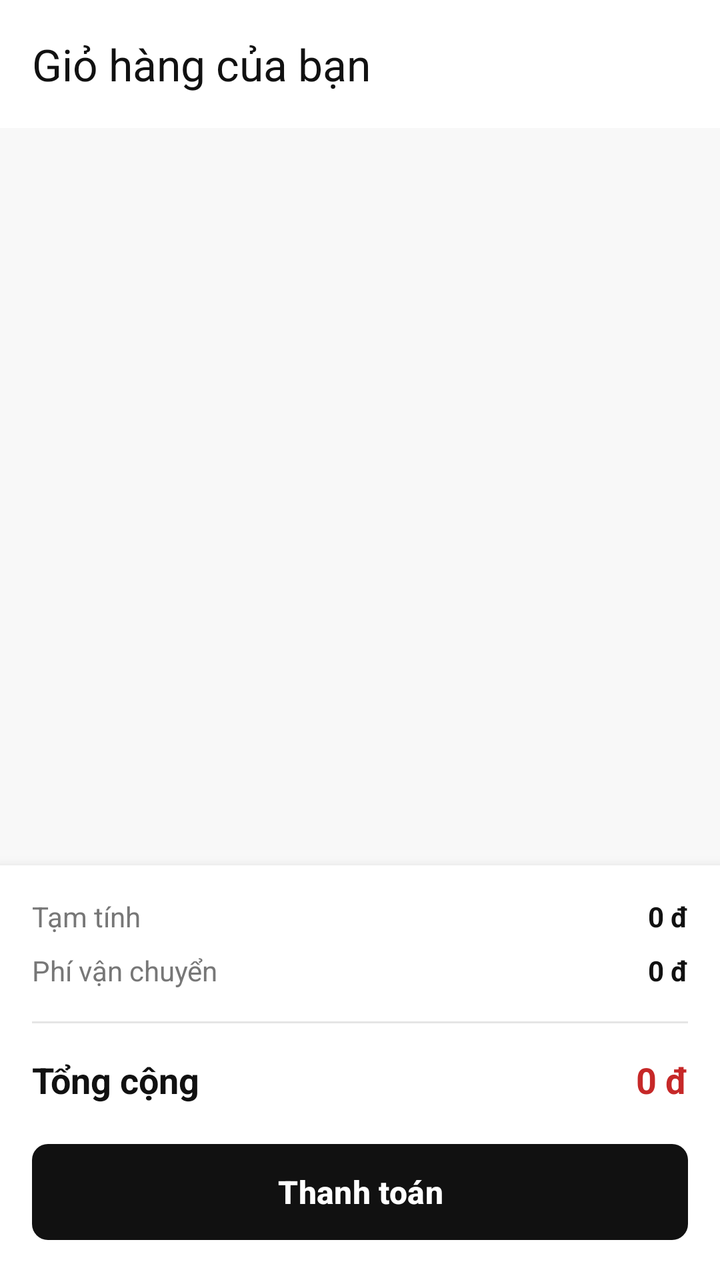
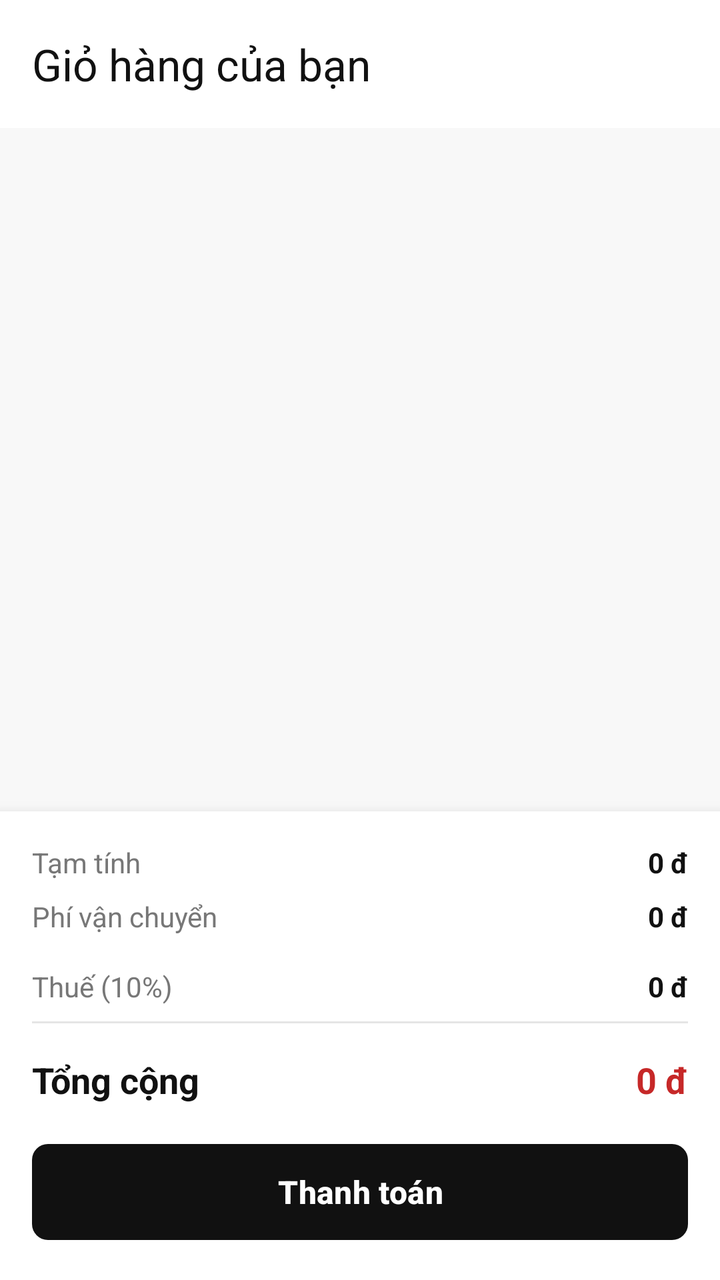

Screens rendered from an Android XML layout before and after an edit, with the pre-edit source and the edit as a unified diff.
<!-- AndroidManifest.xml: application theme Theme.TirTirMCommerce -->
<!-- res/layout/fragment_cart.xml -->
<?xml version="1.0" encoding="utf-8"?>
<androidx.coordinatorlayout.widget.CoordinatorLayout xmlns:android="http://schemas.android.com/apk/res/android"
    xmlns:app="http://schemas.android.com/apk/res-auto"
    android:layout_width="match_parent"
    android:layout_height="match_parent"
    android:background="@color/tirtir_off_white">

    <com.google.android.material.appbar.AppBarLayout
        android:layout_width="match_parent"
        android:layout_height="wrap_content"
        android:background="@color/tirtir_white"
        app:elevation="2dp">

        <androidx.appcompat.widget.Toolbar
            android:id="@+id/toolbarCart"
            android:layout_width="match_parent"
            android:layout_height="?attr/actionBarSize"
            app:title="@string/cart_title"
            app:titleTextColor="@color/tirtir_text_primary" />
    </com.google.android.material.appbar.AppBarLayout>

    <FrameLayout
        android:layout_width="match_parent"
        android:layout_height="match_parent"
        app:layout_behavior="@string/appbar_scrolling_view_behavior">

        <LinearLayout
            android:layout_width="match_parent"
            android:layout_height="match_parent"
            android:orientation="vertical">

            <androidx.recyclerview.widget.RecyclerView
                android:id="@+id/rvCartItems"
                android:layout_width="match_parent"
                android:layout_height="0dp"
                android:layout_weight="1"
                android:padding="8dp"
                android:clipToPadding="false" />

            
            <androidx.cardview.widget.CardView
                android:layout_width="match_parent"
                android:layout_height="wrap_content"
                android:layout_gravity="bottom"
                app:cardElevation="8dp"
                app:cardCornerRadius="0dp"
                app:cardBackgroundColor="@color/tirtir_white">

                <LinearLayout
                    android:layout_width="match_parent"
                    android:layout_height="wrap_content"
                    android:orientation="vertical"
                    android:padding="16dp">

                    <LinearLayout
                        android:layout_width="match_parent"
                        android:layout_height="wrap_content"
                        android:orientation="horizontal"
                        android:layout_marginBottom="8dp">
                        <TextView
                            android:layout_width="0dp"
                            android:layout_height="wrap_content"
                            android:layout_weight="1"
                            android:text="@string/cart_subtotal"
                            android:textColor="@color/tirtir_text_secondary" />
                        <TextView
                            android:id="@+id/tvCartSubtotal"
                            android:layout_width="wrap_content"
                            android:layout_height="wrap_content"
                            android:text="@string/cart_price_placeholder"
                            android:textColor="@color/tirtir_text_primary"
                            android:textStyle="bold" />
                    </LinearLayout>

                    <LinearLayout
                        android:layout_width="match_parent"
                        android:layout_height="wrap_content"
                        android:orientation="horizontal"
                        android:layout_marginBottom="16dp">
                        <TextView
                            android:layout_width="0dp"
                            android:layout_height="wrap_content"
                            android:layout_weight="1"
                            android:text="@string/cart_shipping"
                            android:textColor="@color/tirtir_text_secondary" />
                        <TextView
                            android:id="@+id/tvShippingFee"
                            android:layout_width="wrap_content"
                            android:layout_height="wrap_content"
                            android:text="@string/cart_price_placeholder"
                            android:textColor="@color/tirtir_text_primary"
                            android:textStyle="bold" />
                    </LinearLayout>

                    <View
                        android:layout_width="match_parent"
                        android:layout_height="1dp"
                        android:layout_marginBottom="16dp"
                        android:background="@color/tirtir_border_gray" />

                    <LinearLayout
                        android:layout_width="match_parent"
                        android:layout_height="wrap_content"
                        android:orientation="horizontal"
                        android:layout_marginBottom="16dp">
                        <TextView
                            android:layout_width="0dp"
                            android:layout_height="wrap_content"
                            android:layout_weight="1"
                            android:text="@string/cart_total"
                            android:textSize="18sp"
                            android:textColor="@color/tirtir_text_primary"
                            android:textStyle="bold" />
                        <TextView
                            android:id="@+id/tvCartTotal"
                            android:layout_width="wrap_content"
                            android:layout_height="wrap_content"
                            android:text="@string/cart_price_placeholder"
                            android:textSize="18sp"
                            android:textColor="@color/tirtir_red_primary"
                            android:textStyle="bold" />
                    </LinearLayout>

                    
                    <com.google.android.material.button.MaterialButton
                        android:id="@+id/btnCheckout"
                        android:layout_width="match_parent"
                        android:layout_height="56dp"
                        android:text="@string/btn_checkout"
                        android:textColor="@color/tirtir_white"
                        android:textSize="16sp"
                        android:textStyle="bold"
                        app:backgroundTint="@color/tirtir_black"
                        app:cornerRadius="8dp" />
                </LinearLayout>
            </androidx.cardview.widget.CardView>
        </LinearLayout>

        
        <LinearLayout
            android:id="@+id/layoutEmptyCart"
            android:layout_width="wrap_content"
            android:layout_height="wrap_content"
            android:layout_gravity="center"
            android:orientation="vertical"
            android:gravity="center"
            android:visibility="gone">

            <ImageView
                android:layout_width="100dp"
                android:layout_height="100dp"
                android:src="@android:drawable/ic_menu_gallery"
                android:contentDescription="@null"
                app:tint="@color/tirtir_silver_gray" />

            <TextView
                android:layout_width="wrap_content"
                android:layout_height="wrap_content"
                android:layout_marginTop="16dp"
                android:text="@string/cart_empty_title"
                android:textColor="@color/tirtir_text_secondary"
                android:textSize="18sp" />
        </LinearLayout>
    </FrameLayout>
</androidx.coordinatorlayout.widget.CoordinatorLayout>
<!-- resources referenced by this layout -->
<resources>
  <color name="tirtir_black">#111111</color>
  <color name="tirtir_border_gray">#E5E5E5</color>
  <color name="tirtir_off_white">#F8F8F8</color>
  <color name="tirtir_red_primary">#C62828</color>
  <color name="tirtir_silver_gray">#BDBDBD</color>
  <color name="tirtir_text_primary">#111111</color>
  <color name="tirtir_text_secondary">#777777</color>
  <color name="tirtir_white">#FFFFFF</color>
  <string name="btn_checkout">Thanh toán</string>
  <string name="cart_empty_title">Giỏ hàng trống</string>
  <string name="cart_price_placeholder">0 đ</string>
  <string name="cart_shipping">Phí vận chuyển</string>
  <string name="cart_subtotal">Tạm tính</string>
  <string name="cart_title">Giỏ hàng của bạn</string>
  <string name="cart_total">Tổng cộng</string>
  <style name="Theme.TirTirMCommerce" parent="Base.Theme.TirTirMCommerce" />
  <style name="Base.Theme.TirTirMCommerce" parent="Theme.Material3.DayNight.NoActionBar">
          
          <item name="colorPrimary">@color/tirtir_red_primary</item>
          <item name="colorPrimaryDark">@color/tirtir_red_dark</item>
          <item name="colorPrimaryContainer">@color/tirtir_red_surface</item>
  
          
          <item name="colorOnPrimary">@color/tirtir_white</item>
          <item name="colorOnPrimaryContainer">@color/tirtir_red_primary</item>
  
          
          <item name="colorSecondary">@color/tirtir_black</item>
          <item name="colorOnSecondary">@color/tirtir_white</item>
  
          
          <item name="colorSurface">@color/tirtir_white</item>
          <item name="colorOnSurface">@color/tirtir_black</item>
          <item name="colorSurfaceVariant">@color/tirtir_off_white</item>
  
          
          <item name="android:windowBackground">@color/tirtir_off_white</item>
          <item name="android:statusBarColor">@color/tirtir_white</item>
          <item name="android:windowLightStatusBar">true</item>
  
          
          <item name="colorError">@color/tirtir_error</item>
      </style>
  <color name="tirtir_red_dark">#8E0000</color>
  <color name="tirtir_red_surface">#FFEBEE</color>
  <color name="tirtir_error">#D32F2F</color>
</resources>

<!-- the commit's change to res/layout/fragment_cart.xml (unified diff, before → after) -->
@@ -92,6 +92,26 @@
                             android:textStyle="bold" />
                     </LinearLayout>
 
+                    <LinearLayout
+                        android:layout_width="match_parent"
+                        android:layout_height="wrap_content"
+                        android:orientation="horizontal"
+                        android:layout_marginBottom="8dp">
+                        <TextView
+                            android:layout_width="0dp"
+                            android:layout_height="wrap_content"
+                            android:layout_weight="1"
+                            android:text="Thuế (10%)"
+                            android:textColor="@color/tirtir_text_secondary" />
+                        <TextView
+                            android:id="@+id/tvTaxFee"
+                            android:layout_width="wrap_content"
+                            android:layout_height="wrap_content"
+                            android:text="@string/cart_price_placeholder"
+                            android:textColor="@color/tirtir_text_primary"
+                            android:textStyle="bold" />
+                    </LinearLayout>
+                    
                     <View
                         android:layout_width="match_parent"
                         android:layout_height="1dp"
